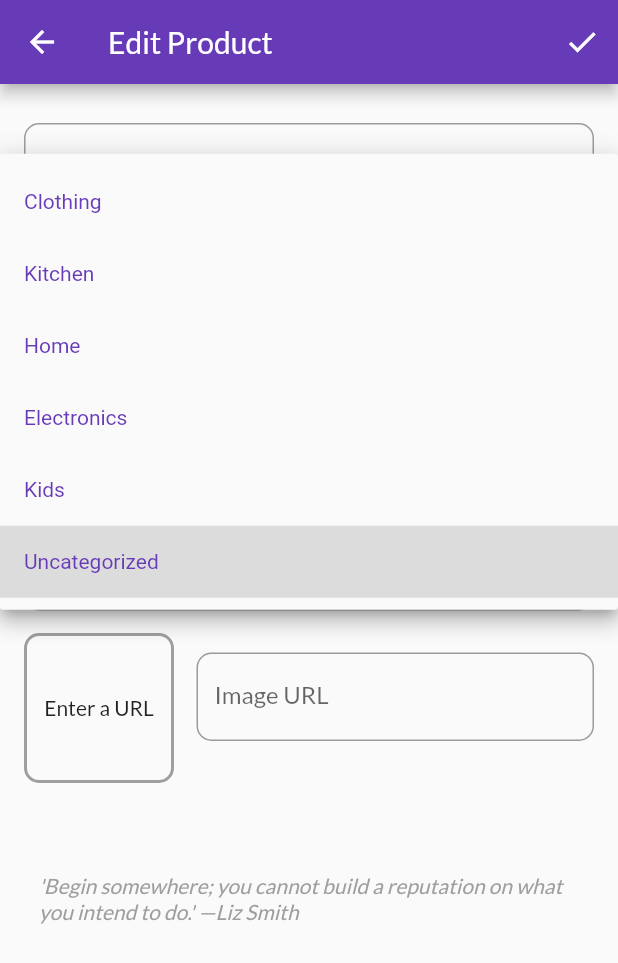
After one commit to JyotinderSingh/ShopLyft, a Flutter app: the EditProductScreen screen opened by its route, after a tap on "Uncategorized", on a phone screen of 412 x 824 dp. The commit adds this screen. Shown: the top 963 px of the screen. Run offline on Flutter 3.47's test engine with Material 2 defaults, Android fonts, the phone set to English and light mode, and no system bars; our stand-ins replace photo_view; network calls fail.

Commit message:
Edit Products form added

```diff
--- a/lib/main.dart
+++ b/lib/main.dart
@@ -8,6 +8,8 @@ import './providers/products.dart';
 import './screens/cart_screen.dart';
 import './providers/orders.dart';
 import './screens/orders_screen.dart';
+import './screens/user_products_screen.dart';
+import './screens/edit_product_screen.dart';
 
 void main() => runApp(MyApp());
 
@@ -38,6 +40,8 @@ class MyApp extends StatelessWidget {
           ProductDetailScreen.routeName: (ctx) => ProductDetailScreen(),
           CartScreen.routeName: (ctx) => CartScreen(),
           OrdersScreen.routeName: (ctx) => OrdersScreen(),
+          UserProductsScreen.routeName: (ctx) => UserProductsScreen(),
+          EditProductScreen.routeName: (ctx) => EditProductScreen(),
         },
       ),
     );
--- a/lib/providers/product.dart
+++ b/lib/providers/product.dart
@@ -1,11 +1,12 @@
 import 'package:flutter/foundation.dart';
 
-enum Category {
+enum Categories {
   Clothing,
   Kitchen,
   Home,
   Electronics,
   Kids,
+  Uncategorized,
 }
 
 class Product with ChangeNotifier {
@@ -14,7 +15,7 @@ class Product with ChangeNotifier {
   final String description;
   final double price;
   final String imageUrl;
-  final Category category;
+  final Categories category;
   bool isFavourite;
 
   Product({
--- a/lib/providers/products.dart
+++ b/lib/providers/products.dart
@@ -6,7 +6,7 @@ class Products with ChangeNotifier {
   List<Product> _items = [
     Product(
       id: 'p1',
-      category: Category.Clothing,
+      category: Categories.Clothing,
       title: 'Red Shirt',
       description: 'A red shirt - it is pretty red!',
       price: 29.99,
@@ -15,7 +15,7 @@ class Products with ChangeNotifier {
     ),
     Product(
       id: 'p2',
-      category: Category.Clothing,
+      category: Categories.Clothing,
       title: 'Trousers',
       description: 'A nice pair of trousers.',
       price: 59.99,
@@ -24,7 +24,7 @@ class Products with ChangeNotifier {
     ),
     Product(
       id: 'p3',
-      category: Category.Clothing,
+      category: Categories.Clothing,
       title: 'Yellow Scarf',
       description: 'Warm and cozy - exactly what you need for the winter.',
       price: 19.99,
@@ -33,7 +33,7 @@ class Products with ChangeNotifier {
     ),
     Product(
       id: 'p4',
-      category: Category.Kitchen,
+      category: Categories.Kitchen,
       title: 'Pan',
       description: 'Prepare any meal you want.',
       price: 49.99,
@@ -42,7 +42,7 @@ class Products with ChangeNotifier {
     ),
     Product(
       id: 'p5',
-      category: Category.Clothing,
+      category: Categories.Clothing,
       title: 'Red Shirt',
       description: 'A red shirt - it is pretty red!',
       price: 29.99,
@@ -51,7 +51,7 @@ class Products with ChangeNotifier {
     ),
     Product(
       id: 'p6',
-      category: Category.Clothing,
+      category: Categories.Clothing,
       title: 'Trousers',
       description: 'A nice pair of trousers.',
       price: 59.99,
@@ -60,7 +60,7 @@ class Products with ChangeNotifier {
     ),
     Product(
       id: 'p7',
-      category: Category.Clothing,
+      category: Categories.Clothing,
       title: 'Yellow Scarf',
       description: 'Warm and cozy - exactly what you need for the winter.',
       price: 19.99,
@@ -69,7 +69,7 @@ class Products with ChangeNotifier {
     ),
     Product(
       id: 'p8',
-      category: Category.Kitchen,
+      category: Categories.Kitchen,
       title: 'Pan',
       description: 'Prepare any meal you want.',
       price: 49.99,
--- a/lib/screens/cart_screen.dart
+++ b/lib/screens/cart_screen.dart
@@ -43,6 +43,9 @@ class CartScreen extends StatelessWidget {
                     width: 20,
                   ),
                   FlatButton(
+                    shape: RoundedRectangleBorder(
+                      borderRadius: BorderRadius.circular(15),
+                    ),
                     child: Text('ORDER NOW'),
                     onPressed: () {
                       Provider.of<Orders>(context, listen: false).addOrder(
--- /dev/null
+++ b/lib/screens/edit_product_screen.dart
@@ -0,0 +1,307 @@
+import 'package:flutter/foundation.dart';
+import 'package:flutter/material.dart';
+
+import '../providers/product.dart';
+
+class EditProductScreen extends StatefulWidget {
+  static const routeName = '/edit-product';
+
+  @override
+  _EditProductScreenState createState() => _EditProductScreenState();
+}
+
+class _EditProductScreenState extends State<EditProductScreen> {
+  final _priceFocusNode = FocusNode();
+  final _descriptionFocusNode = FocusNode();
+  final _imageUrlController = TextEditingController();
+  final _imageUrlFocusNode = FocusNode();
+  final _form = GlobalKey<FormState>();
+  var dropDownValue = Categories.Uncategorized;
+  var _editedProduct = Product(
+    id: null,
+    title: '',
+    price: 0,
+    description: '',
+    imageUrl: '',
+    category: Categories.Uncategorized,
+  );
+
+  @override
+  void initState() {
+    super.initState();
+    _imageUrlFocusNode.addListener(_updateImageUrl);
+  }
+
+  final List<String> quotes = [
+    "'Do what you can, with what you have, where you are.' —Theodore Roosevelt",
+    "'Begin somewhere; you cannot build a reputation on what you intend to do.' —Liz Smith",
+    "'Do not wait until the conditions are perfect to begin. Beginning makes the conditions perfect.' —Alan Cohen",
+    "'The beginning is the most important part of the work.' —Plato",
+    "'Don't wait for the right moment to start, start and make each moment right.'― Roy T. Bennett",
+    "'Selling is a sacred trust between buyer and seller.'",
+  ];
+
+  void _updateImageUrl() {
+    if (!_imageUrlFocusNode.hasFocus) {
+      setState(() {});
+    }
+  }
+
+  void _saveForm() {
+    _form.currentState.save();
+    print(_editedProduct.title);
+    print(_editedProduct.category);
+    print(_editedProduct.description);
+    print(_editedProduct.id);
+    print(_editedProduct.imageUrl);
+    print(_editedProduct.price);
+  }
+
+  @override
+  void dispose() {
+    _imageUrlFocusNode.removeListener(_updateImageUrl);
+    _priceFocusNode.dispose();
+    _descriptionFocusNode.dispose();
+    _imageUrlController.dispose();
+    _imageUrlFocusNode.dispose();
+    super.dispose();
+  }
+
+  @override
+  Widget build(BuildContext context) {
+    return Scaffold(
+      appBar: AppBar(
+        title: Text('Edit Product'),
+        actions: <Widget>[
+          IconButton(
+            icon: Icon(Icons.check),
+            onPressed: _saveForm,
+          )
+        ],
+      ),
+      body: Padding(
+        padding: const EdgeInsets.all(16.0),
+        child: Form(
+          key: _form,
+          child: SingleChildScrollView(
+            child: Column(
+              children: <Widget>[
+                SizedBox(
+                  height: 10,
+                ),
+                TextFormField(
+                  decoration: InputDecoration(
+                    labelText: 'Title',
+                    hintText: 'The name of your product',
+                    border: OutlineInputBorder(
+                      borderRadius: BorderRadius.circular(10),
+                    ),
+                  ),
+                  textInputAction: TextInputAction.next,
+                  onFieldSubmitted: (_) {
+                    FocusScope.of(context).requestFocus(_priceFocusNode);
+                  },
+                  onSaved: (value) {
+                    _editedProduct = Product(
+                      title: value,
+                      category: _editedProduct.category,
+                      description: _editedProduct.description,
+                      id: null,
+                      imageUrl: _editedProduct.imageUrl,
+                      price: _editedProduct.price,
+                    );
+                  },
+                ),
+                SizedBox(
+                  height: 15,
+                ),
+                TextFormField(
+                    decoration: InputDecoration(
+                      labelText: 'Price',
+                      hintText: 'The price displayed to the customer',
+                      border: OutlineInputBorder(
+                        borderRadius: BorderRadius.circular(10),
+                      ),
+                    ),
+                    keyboardType: TextInputType.number,
+                    textInputAction: TextInputAction.next,
+                    focusNode: _priceFocusNode,
+                    onFieldSubmitted: (_) {
+                      FocusScope.of(context)
+                          .requestFocus(_descriptionFocusNode);
+                    },
+                    onSaved: (value) {
+                      _editedProduct = Product(
+                        title: _editedProduct.title,
+                        category: _editedProduct.category,
+                        description: _editedProduct.description,
+                        id: null,
+                        imageUrl: _editedProduct.imageUrl,
+                        price: double.parse(value),
+                      );
+                    }),
+                SizedBox(
+                  height: 15,
+                ),
+                TextFormField(
+                    decoration: InputDecoration(
+                      labelText: 'Description',
+                      hintText: 'Detailed description for the product',
+                      border: OutlineInputBorder(
+                        borderRadius: BorderRadius.circular(10),
+                      ),
+                    ),
+                    maxLines: 3,
+                    keyboardType: TextInputType.multiline,
+                    focusNode: _descriptionFocusNode,
+                    onSaved: (value) {
+                      _editedProduct = Product(
+                        title: _editedProduct.title,
+                        category: _editedProduct.category,
+                        description: value,
+                        id: null,
+                        imageUrl: _editedProduct.imageUrl,
+                        price: _editedProduct.price,
+                      );
+                    }),
+                SizedBox(
+                  height: 15,
+                ),
+                DropdownButtonFormField(
+                  hint: Text('Select a Category'),
+                  value: dropDownValue,
+                  icon: Icon(Icons.keyboard_arrow_down),
+                  iconSize: 25,
+                  // elevation: 5,
+                  decoration: InputDecoration(
+                    border: OutlineInputBorder(
+                      borderRadius: BorderRadius.circular(10),
+                    ),
+                    focusColor: Colors.deepPurple,
+                  ),
+                  style: TextStyle(
+                    color: Colors.deepPurple,
+                  ),
+                  // onChanged: ,
+                  items: <DropdownMenuItem>[
+                    DropdownMenuItem(
+                      value: Categories.Clothing,
+                      child: Text('Clothing'),
+                    ),
+                    DropdownMenuItem(
+                      value: Categories.Kitchen,
+                      child: Text('Kitchen'),
+                    ),
+                    DropdownMenuItem(
+                      value: Categories.Home,
+                      child: Text('Home'),
+                    ),
+                    DropdownMenuItem(
+                      value: Categories.Electronics,
+                      child: Text('Electronics'),
+                    ),
+                    DropdownMenuItem(
+                      value: Categories.Kids,
+                      child: Text('Kids'),
+                    ),
+                    DropdownMenuItem(
+                      value: Categories.Uncategorized,
+                      child: Text('Uncategorized'),
+                    ),
+                  ],
+                  onSaved: (value) {
+                    _editedProduct = Product(
+                      title: _editedProduct.title,
+                      category: value,
+                      description: _editedProduct.description,
+                      id: null,
+                      imageUrl: _editedProduct.imageUrl,
+                      price: _editedProduct.price,
+                    );
+                  },
+                  onChanged: (value) {
+                    dropDownValue = value;
+                    setState(() {
+                      // value;
+                    });
+                    // dropDownValue = value;
+                  },
+                ),
+                Row(
+                  crossAxisAlignment: CrossAxisAlignment.center,
+                  children: <Widget>[
+                    Container(
+                      width: 100,
+                      height: 100,
+                      margin: EdgeInsets.only(top: 15, right: 15),
+                      decoration: BoxDecoration(
+                        border: Border.all(
+                          width: 2,
+                          color: Colors.grey,
+                        ),
+                        borderRadius: BorderRadius.circular(10),
+                      ),
+                      child: _imageUrlController.text.isEmpty
+                          ? Center(child: Text('Enter a URL'))
+                          : ClipRRect(
+                              borderRadius: BorderRadius.circular(8),
+                              child: FittedBox(
+                                fit: BoxFit.cover,
+                                child: Image.network(_imageUrlController.text),
+                              ),
+                            ),
+                    ),
+                    Expanded(
+                      child: TextFormField(
+                        decoration: InputDecoration(
+                          labelText: 'Image URL',
+                          border: OutlineInputBorder(
+                            borderRadius: BorderRadius.circular(10),
+                          ),
+                        ),
+                        keyboardType: TextInputType.url,
+                        textInputAction: TextInputAction.done,
+                        controller: _imageUrlController,
+                        onFieldSubmitted: (_) {
+                          setState(() {});
+                          _saveForm();
+                        },
+                        focusNode: _imageUrlFocusNode,
+                        onSaved: (value) {
+                          _editedProduct = Product(
+                            title: _editedProduct.title,
+                            category: _editedProduct.category,
+                            description: _editedProduct.description,
+                            id: null,
+                            imageUrl: value,
+                            price: _editedProduct.price,
+                          );
+                        },
+                      ),
+                    ),
+                  ],
+                ),
+                SizedBox(
+                  height: 60,
+                ),
+                Padding(
+                  padding: EdgeInsets.symmetric(
+                    horizontal: 10,
+                  ),
+                  child: Center(
+                      child: Text(
+                    (quotes.toList()..shuffle()).first,
+                    style: TextStyle(
+                      fontStyle: FontStyle.italic,
+                      color: Colors.grey,
+                    ),
+                  )),
+                ),
+              ],
+            ),
+          ),
+        ),
+      ),
+    );
+  }
+}
--- a/lib/screens/product_detail_screen.dart
+++ b/lib/screens/product_detail_screen.dart
@@ -11,22 +11,25 @@ import '../screens/cart_screen.dart';
 class ProductDetailScreen extends StatelessWidget {
   static const routeName = '/product-detail';
 
-  String categoryName(Category cat) {
+  String categoryName(Categories cat) {
     switch (cat) {
-      case Category.Clothing:
+      case Categories.Clothing:
         return 'Clothing';
         break;
-      case Category.Electronics:
+      case Categories.Electronics:
         return 'Electronics';
         break;
-      case Category.Home:
+      case Categories.Home:
         return 'Home';
         break;
-      case Category.Kids:
+      case Categories.Kids:
         return 'Kids';
         break;
-      case Category.Kitchen:
+      case Categories.Kitchen:
         return 'Kitchenware';
+        break;
+      case Categories.Uncategorized:
+        return 'General';
         break;
       default:
         return '';
```
Also changed, not shown: lib/screens/user_products_screen.dart (added, +39 -0 lines), lib/widgets/app_drawer.dart (+10 -0 lines), lib/widgets/user_product_item.dart (added, +37 -0 lines).
